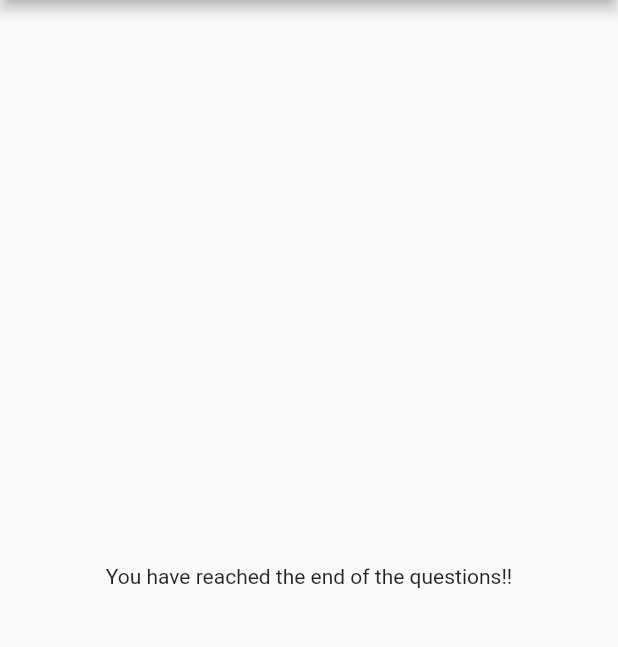
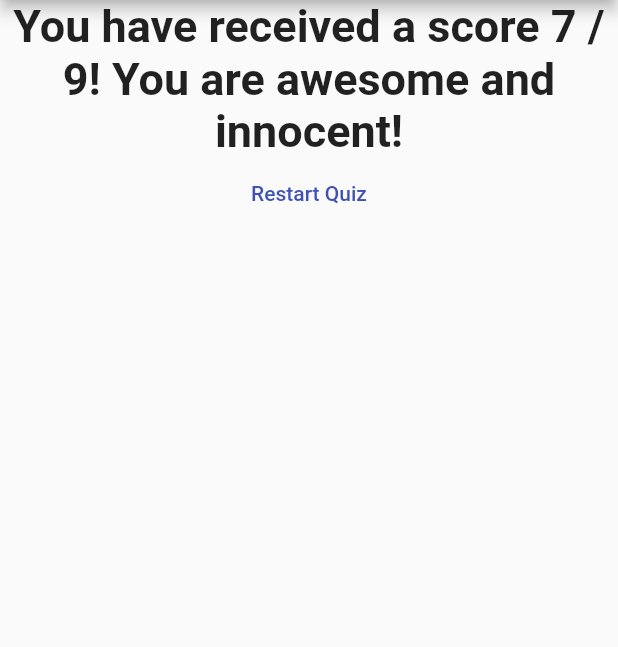
Before and after one commit to BigMoneyKirk/flutter_complete_guide, a Flutter app: the screen it shows after launch, after a tap on "Green", after a tap on "Lion", after a tap on "Coolin' it", on a phone screen of 412 x 824 dp, the part 84-731 px from its top. Run offline on Flutter 3.47's test engine with Material 2 defaults, Android fonts, the phone set to English and light mode, and no system bars.

Commit message:
Just finished a major module of Maximillian's Flutter/Dart course.

```diff
--- a/lib/main.dart
+++ b/lib/main.dart
@@ -1,4 +1,5 @@
 import 'package:flutter/material.dart';
+import 'package:flutter_complete_guide/result.dart';
 import './quiz.dart';
 
 void main() => runApp(MyApp());
@@ -13,13 +14,18 @@ class MyApp extends StatefulWidget {
 class _MyAppState extends State<MyApp> {
   int _questionIndex = 0;
   String displayQuestion = "The question!";
+  int _totalScore = 0;
 
-  void _nextQuestion(List<Object> questions) {
+  void _nextQuestion(List<Object> questions, int score) {
+    _totalScore += score;
     setState(() => {if (_questionIndex != questions.length) _questionIndex++});
   }
 
-  void _previousQuestion() {
-    setState(() => {if (_questionIndex != 0) _questionIndex--});
+  void _restartQuiz() {
+    setState(() {
+      this._totalScore = 0;
+      this._questionIndex = 0;
+    });
   }
 
   @override
@@ -27,15 +33,27 @@ class _MyAppState extends State<MyApp> {
     const _questions = [
       {
         'questionText': "What's your favorite color?",
-        'answers': ["Green", "Indigo", "Grey"]
+        'answers': [
+          {"text": "Green", "score": 3},
+          {"text": "Indigo", "score": 2},
+          {"text": "Grey", "score": 1}
+        ]
       },
       {
         'questionText': "What's your favorite animal?",
-        'answers': ["Dog", "Lion", "Bear"]
+        'answers': [
+          {"text": "Dog", "score": 1},
+          {"text": "Lion", "score": 3},
+          {"text": "Bear", "score": 2}
+        ]
       },
       {
         'questionText': "What's up with you?",
-        'answers': ["Nuthan", "Just Chillin", "Coolin' it"]
+        'answers': [
+          {"text": "Nuthan", "score": 3},
+          {"text": "Just Chillin", "score": 2},
+          {"text": "Coolin' it", "score": 1}
+        ]
       }
     ];
 
@@ -46,10 +64,7 @@ class _MyAppState extends State<MyApp> {
               backgroundColor: Colors.indigo,
             ),
             body: _questionIndex < _questions.length
-                ? Quiz(
-                    _questions, _questionIndex, () => _nextQuestion(_questions))
-                : Center(
-                    child: Text("You have reached the end of the questions!!"),
-                  )));
+                ? Quiz(_questions, _questionIndex, _nextQuestion)
+                : Result(_totalScore, _restartQuiz)));
   }
 }
--- a/lib/quiz.dart
+++ b/lib/quiz.dart
@@ -13,8 +13,10 @@ class Quiz extends StatelessWidget {
   Widget build(BuildContext context) {
     return Column(children: <Widget>[
       Question(questions[_questionIndex]['questionText'] as String),
-      ...(questions[_questionIndex]['answers'] as List<String>).map((answer) {
-        return Answer(answer, _nextQuestion);
+      ...(questions[_questionIndex]['answers'] as List<Map<String, Object>>)
+          .map((answer) {
+        return Answer(answer["text"] as String,
+            () => _nextQuestion(this.questions, answer["score"]));
       }).toList(),
     ]);
   }
--- a/lib/result.dart
+++ b/lib/result.dart
@@ -0,0 +1,40 @@
+import 'package:flutter/material.dart';
+
+class Result extends StatelessWidget {
+  Result(this._totalScore, this._restartQuiz) {}
+
+  final int _totalScore;
+  final VoidCallback _restartQuiz;
+
+  @override
+  Widget build(BuildContext context) {
+    return Center(
+      child: Column(
+        children: [
+          Text(
+            resultPhrase,
+            style: TextStyle(fontSize: 30, fontWeight: FontWeight.bold),
+            textAlign: TextAlign.center,
+          ),
+          FlatButton(
+            onPressed: this._restartQuiz,
+            child: Text("Restart Quiz"),
+            textColor: Colors.indigo,
+          )
+        ],
+      ),
+    );
+  }
+
+  String get resultPhrase {
+    var resultText = "You have received a score $_totalScore / 9! ";
+    if (this._totalScore >= 7) {
+      resultText += "You are awesome and innocent!";
+    } else if (this._totalScore < 7 && this._totalScore > 4) {
+      resultText += "Almost there!";
+    } else {
+      resultText += "Keep working at it, bud.";
+    }
+    return resultText;
+  }
+}
```
